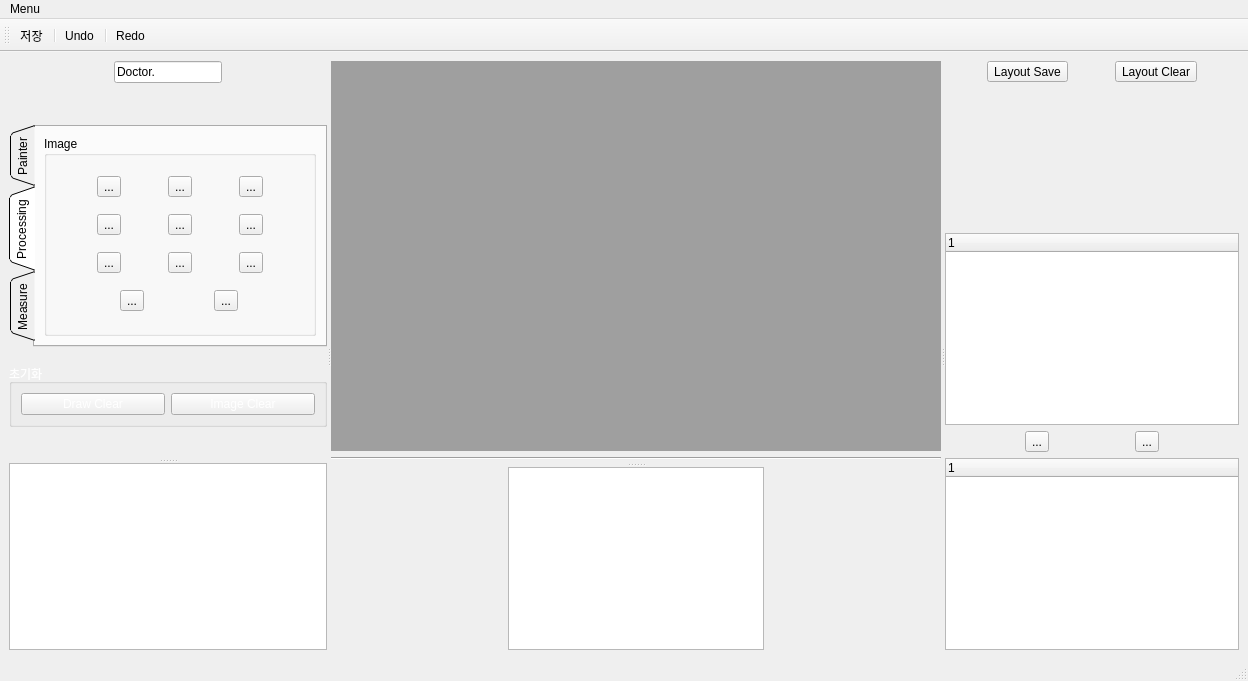
Qt form DentistApp/mainwindow.ui (purenaa/Final_Project_Reference) before a commit.
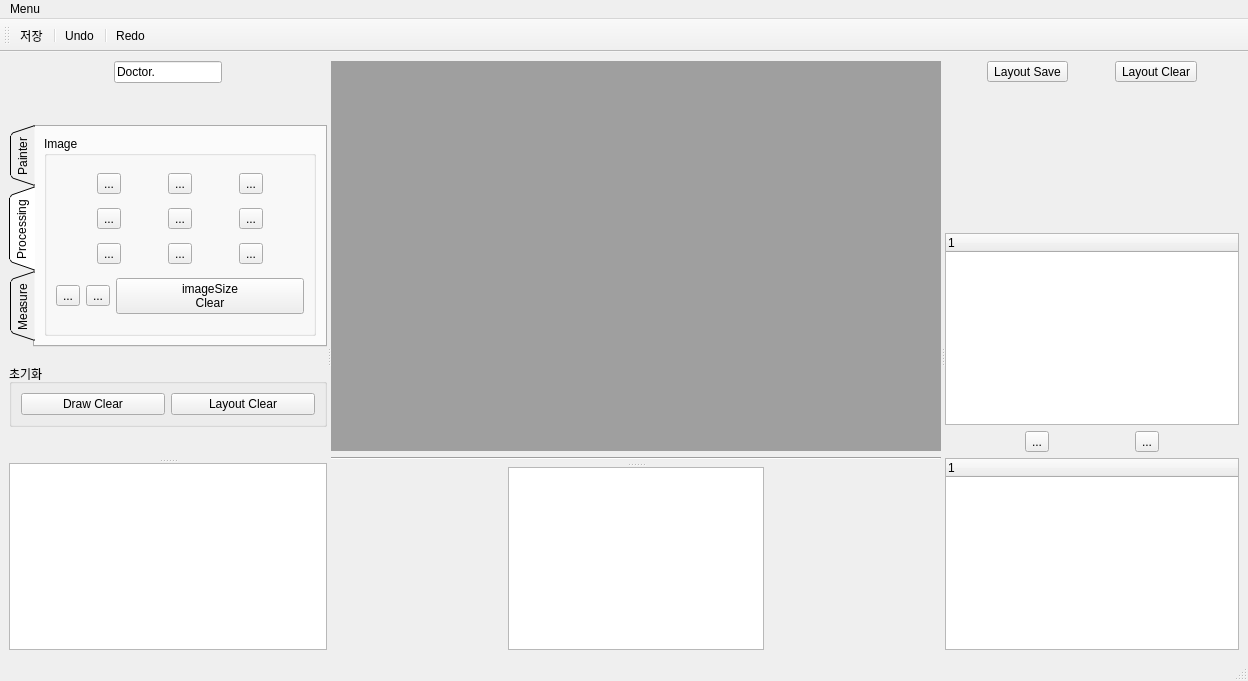
The same form after that commit. Icons and pictures are not drawn.

```diff
--- a/DentistApp/mainwindow.ui
+++ b/DentistApp/mainwindow.ui
@@ -488,6 +488,17 @@
                      </property>
                     </widget>
                    </item>
+                   <item>
+                    <widget class="QPushButton" name="imageSizeClearPushButton">
+                     <property name="styleSheet">
+                      <string notr="true">QPushButton {background-color: rgb(217, 217, 217)};</string>
+                     </property>
+                     <property name="text">
+                      <string>imageSize
+Clear</string>
+                     </property>
+                    </widget>
+                   </item>
                   </layout>
                  </item>
                 </layout>
@@ -674,120 +685,9 @@
              <widget class="QGroupBox" name="initializationGroupBox">
               <property name="palette">
                <palette>
-                <active>
-                 <colorrole role="WindowText">
-                  <brush brushstyle="SolidPattern">
-                   <color alpha="255">
-                    <red>255</red>
-                    <green>255</green>
-                    <blue>255</blue>
-                   </color>
-                  </brush>
-                 </colorrole>
-                 <colorrole role="Text">
-                  <brush brushstyle="SolidPattern">
-                   <color alpha="255">
-                    <red>255</red>
-                    <green>255</green>
-                    <blue>255</blue>
-                   </color>
-                  </brush>
-                 </colorrole>
-                 <colorrole role="ButtonText">
-                  <brush brushstyle="SolidPattern">
-                   <color alpha="255">
-                    <red>255</red>
-                    <green>255</green>
-                    <blue>255</blue>
-                   </color>
-                  </brush>
-                 </colorrole>
-                 <colorrole role="PlaceholderText">
-                  <brush brushstyle="SolidPattern">
-                   <color alpha="255">
-                    <red>255</red>
-                    <green>255</green>
-                    <blue>255</blue>
-                   </color>
-                  </brush>
-                 </colorrole>
-                </active>
-                <inactive>
-                 <colorrole role="WindowText">
-                  <brush brushstyle="SolidPattern">
-                   <color alpha="255">
-                    <red>255</red>
-                    <green>255</green>
-                    <blue>255</blue>
-                   </color>
-                  </brush>
-                 </colorrole>
-                 <colorrole role="Text">
-                  <brush brushstyle="SolidPattern">
-                   <color alpha="255">
-                    <red>255</red>
-                    <green>255</green>
-                    <blue>255</blue>
-                   </color>
-                  </brush>
-                 </colorrole>
-                 <colorrole role="ButtonText">
-                  <brush brushstyle="SolidPattern">
-                   <color alpha="255">
-                    <red>255</red>
-                    <green>255</green>
-                    <blue>255</blue>
-                   </color>
-                  </brush>
-                 </colorrole>
-                 <colorrole role="PlaceholderText">
-                  <brush brushstyle="SolidPattern">
-                   <color alpha="255">
-                    <red>255</red>
-                    <green>255</green>
-                    <blue>255</blue>
-                   </color>
-                  </brush>
-                 </colorrole>
-                </inactive>
-                <disabled>
-                 <colorrole role="WindowText">
-                  <brush brushstyle="SolidPattern">
-                   <color alpha="255">
-                    <red>255</red>
-                    <green>255</green>
-                    <blue>255</blue>
-                   </color>
-                  </brush>
-                 </colorrole>
-                 <colorrole role="Text">
-                  <brush brushstyle="SolidPattern">
-                   <color alpha="255">
-                    <red>255</red>
-                    <green>255</green>
-                    <blue>255</blue>
-                   </color>
-                  </brush>
-                 </colorrole>
-                 <colorrole role="ButtonText">
-                  <brush brushstyle="SolidPattern">
-                   <color alpha="255">
-                    <red>255</red>
-                    <green>255</green>
-                    <blue>255</blue>
-                   </color>
-                  </brush>
-                 </colorrole>
-                 <colorrole role="PlaceholderText">
-                  <brush brushstyle="SolidPattern">
-                   <color alpha="255">
-                    <red>255</red>
-                    <green>255</green>
-                    <blue>255</blue>
-                   </color>
-                  </brush>
-                 </colorrole>
-                </disabled>
+                <active/>
+                <inactive/>
+                <disabled/>
                </palette>
               </property>
               <property name="autoFillBackground">
@@ -823,7 +723,7 @@
 </string>
                  </property>
                  <property name="text">
-                  <string>Image Clear</string>
+                  <string>Layout Clear</string>
                  </property>
                 </widget>
                </item>
```
Left out of the diff: 4 changed lines with no effect on the pictures.
